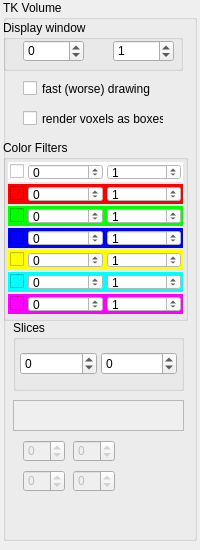
Old version of the form dpVision/ui/UiPropVolumetric.ui in the repository pojdulos/pyDpVision.
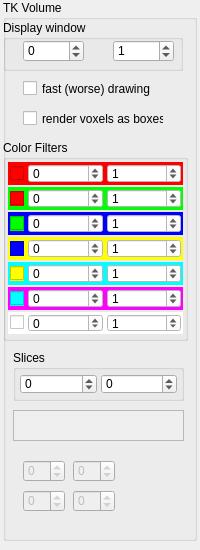
New version of the form.

The edit to the form file:
```diff
--- a/dpVision/ui/UiPropVolumetric.ui
+++ b/dpVision/ui/UiPropVolumetric.ui
@@ -50,7 +50,7 @@
     <property name="geometry">
      <rect>
       <x>10</x>
-      <y>400</y>
+      <y>410</y>
       <width>171</width>
       <height>31</height>
      </rect>
@@ -63,7 +63,7 @@
     <property name="geometry">
      <rect>
       <x>20</x>
-      <y>440</y>
+      <y>460</y>
       <width>42</width>
       <height>22</height>
      </rect>
@@ -82,7 +82,7 @@
     <property name="geometry">
      <rect>
       <x>20</x>
-      <y>470</y>
+      <y>490</y>
       <width>42</width>
       <height>22</height>
      </rect>
@@ -101,7 +101,7 @@
     <property name="geometry">
      <rect>
       <x>70</x>
-      <y>470</y>
+      <y>490</y>
       <width>42</width>
       <height>22</height>
      </rect>
@@ -120,7 +120,7 @@
     <property name="geometry">
      <rect>
       <x>70</x>
-      <y>440</y>
+      <y>460</y>
       <width>42</width>
       <height>22</height>
      </rect>
@@ -224,7 +224,7 @@
       <x>0</x>
       <y>140</y>
       <width>185</width>
-      <height>181</height>
+      <height>201</height>
      </rect>
     </property>
     <property name="title">
@@ -247,9 +247,9 @@
       <number>4</number>
      </property>
      <item>
-      <widget class="QWidget" name="widget_8" native="true">
+      <widget class="QWidget" name="widget_7" native="true">
        <property name="styleSheet">
-        <string notr="true">background-color: #fff</string>
+        <string notr="true">background-color: #f00</string>
        </property>
        <layout class="QHBoxLayout" name="horizontalLayout_8">
         <property name="spacing">
@@ -336,7 +336,7 @@
      <item>
       <widget class="QWidget" name="widget" native="true">
        <property name="styleSheet">
-        <string notr="true">background-color: #f00;</string>
+        <string notr="true">background-color: #0f0;</string>
        </property>
        <layout class="QHBoxLayout" name="horizontalLayout">
         <property name="spacing">
@@ -423,7 +423,7 @@
      <item>
       <widget class="QWidget" name="widget_2" native="true">
        <property name="styleSheet">
-        <string notr="true">background-color: #0f0;</string>
+        <string notr="true">background-color: #00f;</string>
        </property>
        <layout class="QHBoxLayout" name="horizontalLayout_2">
         <property name="spacing">
@@ -510,7 +510,7 @@
      <item>
       <widget class="QWidget" name="widget_3" native="true">
        <property name="styleSheet">
-        <string notr="true">background-color: #00f;</string>
+        <string notr="true">background-color: #ff0;</string>
        </property>
        <layout class="QHBoxLayout" name="horizontalLayout_3">
         <property name="spacing">
@@ -597,7 +597,7 @@
      <item>
       <widget class="QWidget" name="widget_4" native="true">
        <property name="styleSheet">
-        <string notr="true">background-color: #ff0;</string>
+        <string notr="true">background-color: #0ff;</string>
        </property>
        <layout class="QHBoxLayout" name="horizontalLayout_4">
         <property name="spacing">
@@ -684,7 +684,7 @@
      <item>
       <widget class="QWidget" name="widget_5" native="true">
        <property name="styleSheet">
-        <string notr="true">background-color: #0ff;</string>
+        <string notr="true">background-color: #f0f;</string>
        </property>
        <layout class="QHBoxLayout" name="horizontalLayout_5">
         <property name="spacing">
@@ -771,7 +771,7 @@
      <item>
       <widget class="QWidget" name="widget_6" native="true">
        <property name="styleSheet">
-        <string notr="true">background-color: #f0f;</string>
+        <string notr="true">background-color: #fff;</string>
        </property>
        <layout class="QHBoxLayout" name="horizontalLayout_6">
         <property name="spacing">
@@ -861,9 +861,9 @@
     <property name="geometry">
      <rect>
       <x>10</x>
-      <y>320</y>
+      <y>350</y>
       <width>171</width>
-      <height>71</height>
+      <height>51</height>
      </rect>
     </property>
     <property name="title">
@@ -886,7 +886,7 @@
       <number>2</number>
      </property>
      <item>
-      <widget class="QWidget" name="widget_7" native="true">
+      <widget class="QWidget" name="widget_77" native="true">
        <layout class="QHBoxLayout" name="horizontalLayout_7">
         <property name="spacing">
          <number>4</number>
```
Left out of the diff: 2 changed lines with no effect on the pictures.
